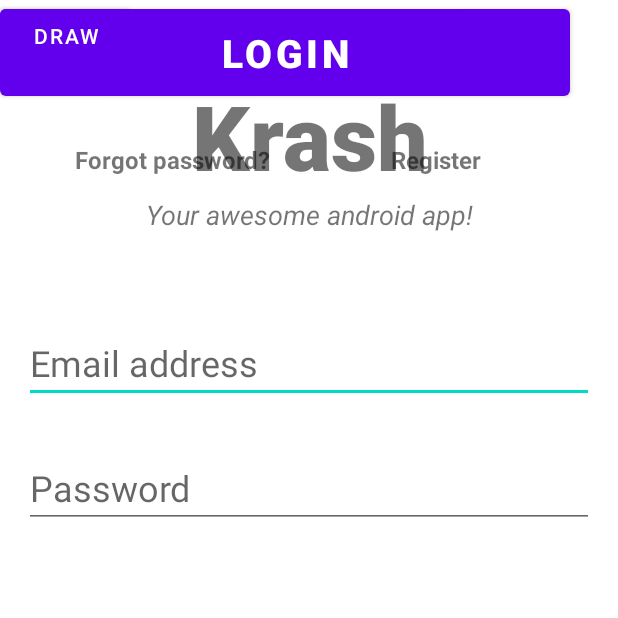
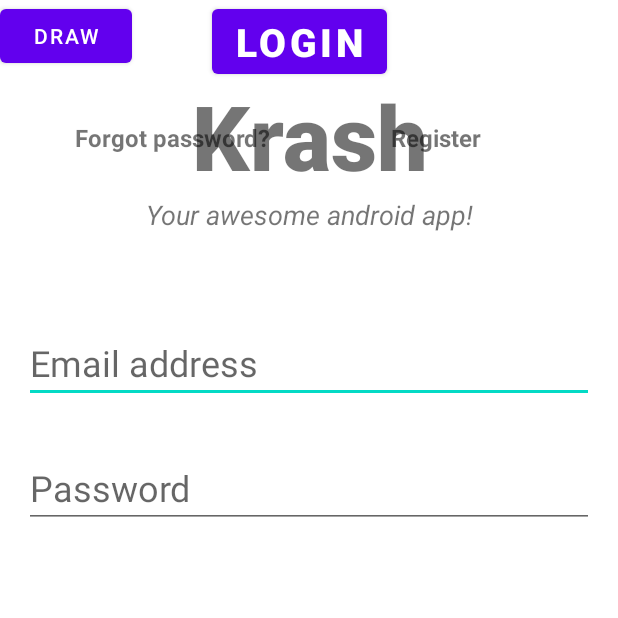
Before and after one commit to bennyrltu/KTUKrash, an Android app: the screen it shows after launch (MainActivity), on a phone screen of 412 x 824 dp, the top half of it. Run offline under Robolectric (Android 15) with nearby library versions, the phone set to English and light mode, and no system bars; our stand-ins replace Firebase (no records; nobody signed in at launch, a user with empty details on screens opened directly).

Commit message:
Work with buttons

```diff
--- a/app/src/main/res/layout/activity_main.xml
+++ b/app/src/main/res/layout/activity_main.xml
@@ -43,15 +43,16 @@
 
     <Button
         android:id="@+id/signIn"
-        android:layout_width="380dp"
-        android:layout_height="70dp"
-        android:gravity="center"
+        android:layout_width="wrap_content"
+        android:layout_height="wrap_content"
         android:text="Login"
         android:textSize="26sp"
         android:textStyle="bold"
+        app:layout_constraintHorizontal_bias="0.479"
+        app:layout_constraintLeft_toLeftOf="parent"
+        app:layout_constraintRight_toRightOf="parent"
         tools:ignore="MissingConstraints"
-        tools:layout_editor_absoluteX="16dp"
-        tools:layout_editor_absoluteY="373dp" />
+        tools:layout_editor_absoluteY="372dp" />
 
     <TextView
         android:id="@+id/forgotPassword"
```
